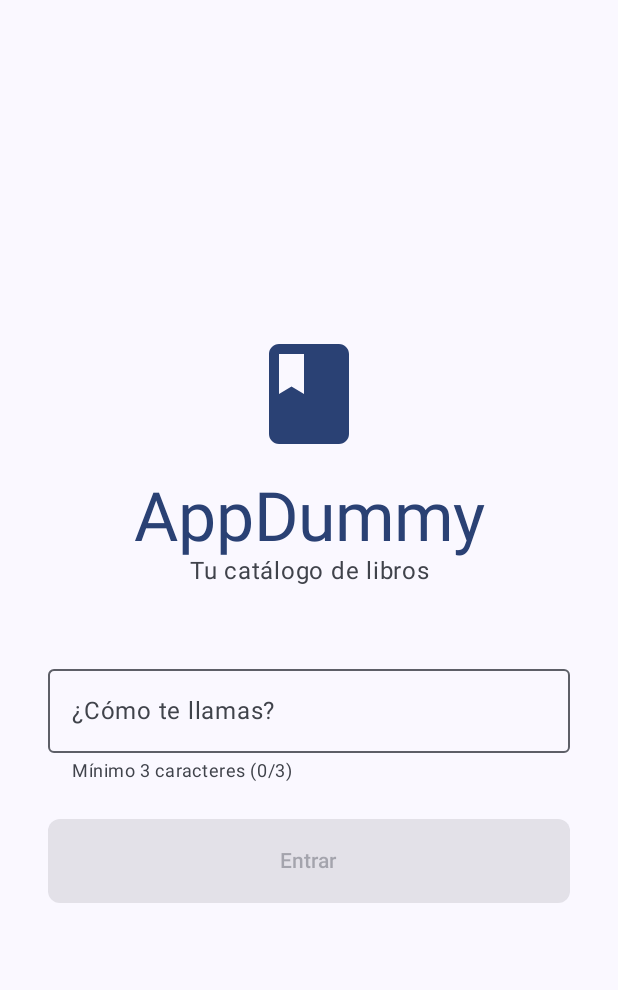
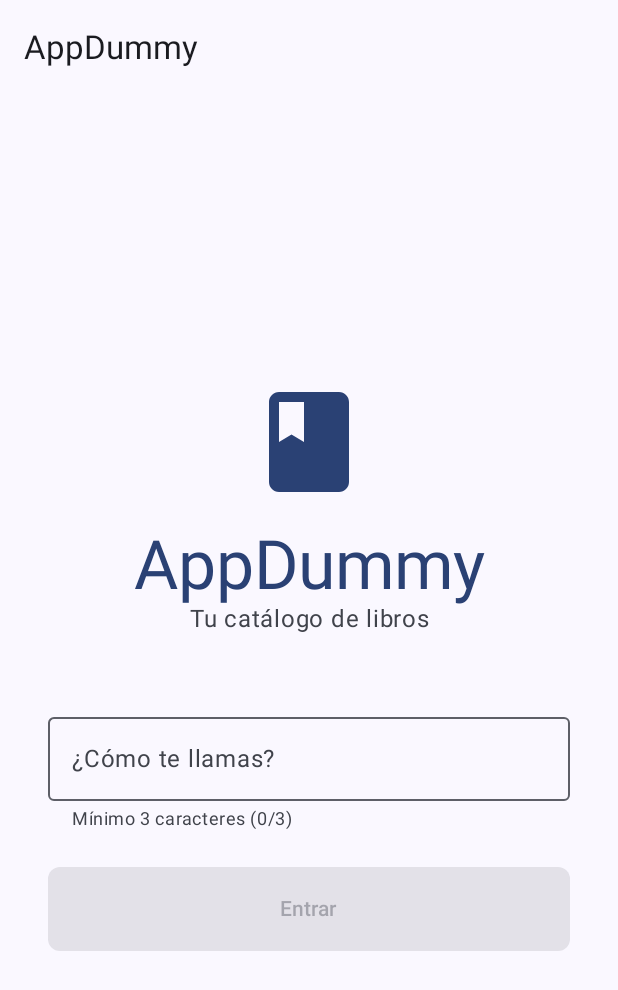
Before and after one commit to FranBonet/AppDummy, an Android app built with Jetpack Compose: the screen it shows after launch (MainActivity), on a phone screen of 412 x 824 dp. Shown: the top 990 px of the screen. Run offline under Robolectric (Android 15) with nearby library versions, the phone set to English and light mode, and no system bars.

Commit message:
Añade Scaffold y TopAppBar a la bienvenida

```diff
--- a/app/src/main/java/edu/bonetfrancisco/appdummy/MainActivity.kt
+++ b/app/src/main/java/edu/bonetfrancisco/appdummy/MainActivity.kt
@@ -17,13 +17,12 @@ class MainActivity : ComponentActivity() {
     override fun onCreate(savedInstanceState: Bundle?) {
         super.onCreate(savedInstanceState)
         enableEdgeToEdge()
+
         setContent {
             AppDummyTheme {
-                Scaffold(modifier = Modifier.fillMaxSize()) { innerPadding ->
-                    PantallaBienvenida(
-                        onEntrar = { }
-                    )
-                }
+                PantallaBienvenida(
+                    onEntrar = { }
+                )
             }
         }
     }
--- a/app/src/main/java/edu/bonetfrancisco/appdummy/PantallaBienvenida.kt
+++ b/app/src/main/java/edu/bonetfrancisco/appdummy/PantallaBienvenida.kt
@@ -6,22 +6,34 @@ import androidx.compose.material.icons.Icons
 import androidx.compose.material.icons.filled.Book
 import androidx.compose.material3.*
 import androidx.compose.runtime.*
+import androidx.compose.runtime.saveable.rememberSaveable
 import androidx.compose.ui.Alignment
 import androidx.compose.ui.Modifier
 import androidx.compose.ui.text.style.TextAlign
 import androidx.compose.ui.tooling.preview.Preview
 import androidx.compose.ui.unit.dp
-import androidx.compose.runtime.saveable.rememberSaveable
 
-// ─── PantallaBienvenida.kt ───────────────────────────────────────────────────────────────────────
+@OptIn(ExperimentalMaterial3Api::class)
 @Composable
-fun PantallaBienvenida(onEntrar: () -> Unit) {
+fun PantallaBienvenida(
+    onEntrar: () -> Unit,
+    modifier: Modifier = Modifier
+) {
     var nombreUsuario by rememberSaveable { mutableStateOf("") }
     val botonHabilitado = nombreUsuario.trim().length >= 3
 
+    Scaffold(
+        modifier = modifier.fillMaxSize(),
+        topBar = {
+            TopAppBar(
+                title = { Text("AppDummy") }
+            )
+        }
+    ) { innerPadding ->
         Column(
             modifier = Modifier
                 .fillMaxSize()
+                .padding(innerPadding)
                 .padding(32.dp),
             horizontalAlignment = Alignment.CenterHorizontally,
             verticalArrangement = Arrangement.Center
@@ -33,12 +45,15 @@ fun PantallaBienvenida(onEntrar: () -> Unit) {
                 modifier = Modifier.size(80.dp),
                 tint = MaterialTheme.colorScheme.primary
             )
+
             Spacer(modifier = Modifier.height(16.dp))
+
             Text(
                 text = "AppDummy",
                 style = MaterialTheme.typography.displayMedium,
                 color = MaterialTheme.colorScheme.primary
             )
+
             Text(
                 text = "Tu catálogo de libros",
                 style = MaterialTheme.typography.bodyLarge,
@@ -72,9 +87,14 @@ fun PantallaBienvenida(onEntrar: () -> Unit) {
                 shape = RoundedCornerShape(8.dp)
             ) {
                 Text(
-                text = if (botonHabilitado) "Entrar como ${nombreUsuario.trim()}" else "Entrar",
+                    text = if (botonHabilitado) {
+                        "Entrar como ${nombreUsuario.trim()}"
+                    } else {
+                        "Entrar"
+                    },
                     style = MaterialTheme.typography.labelLarge
                 )
+            }
         }
     }
 }
```
Lines whose indentation alone changed are shown as unchanged.
